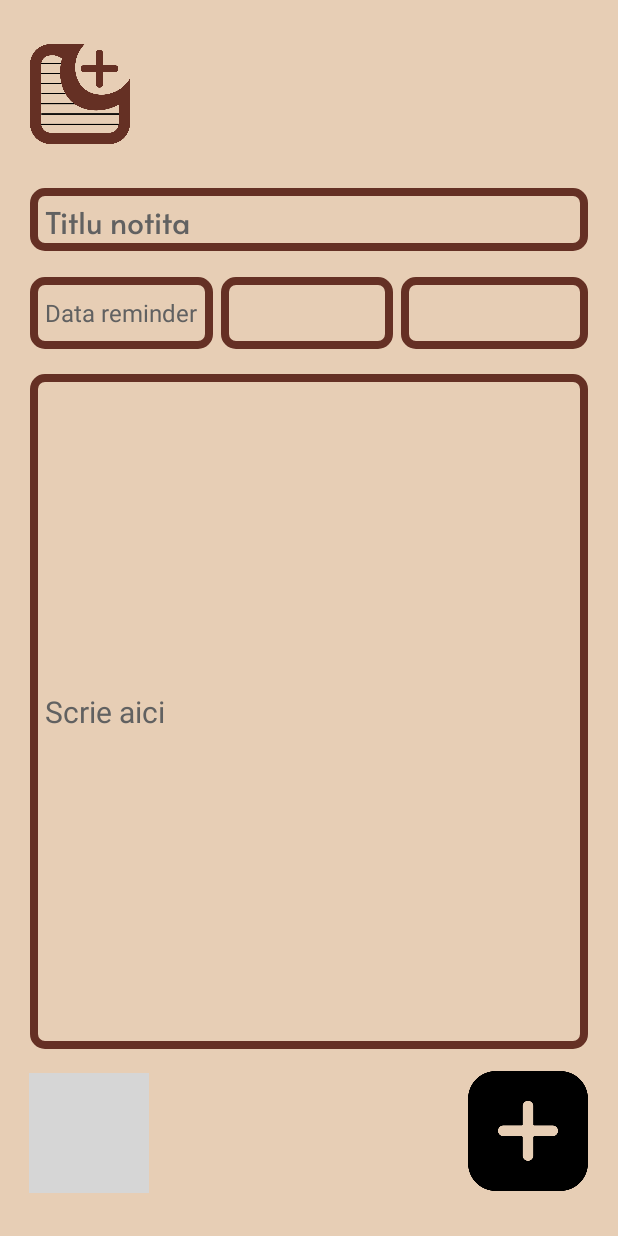
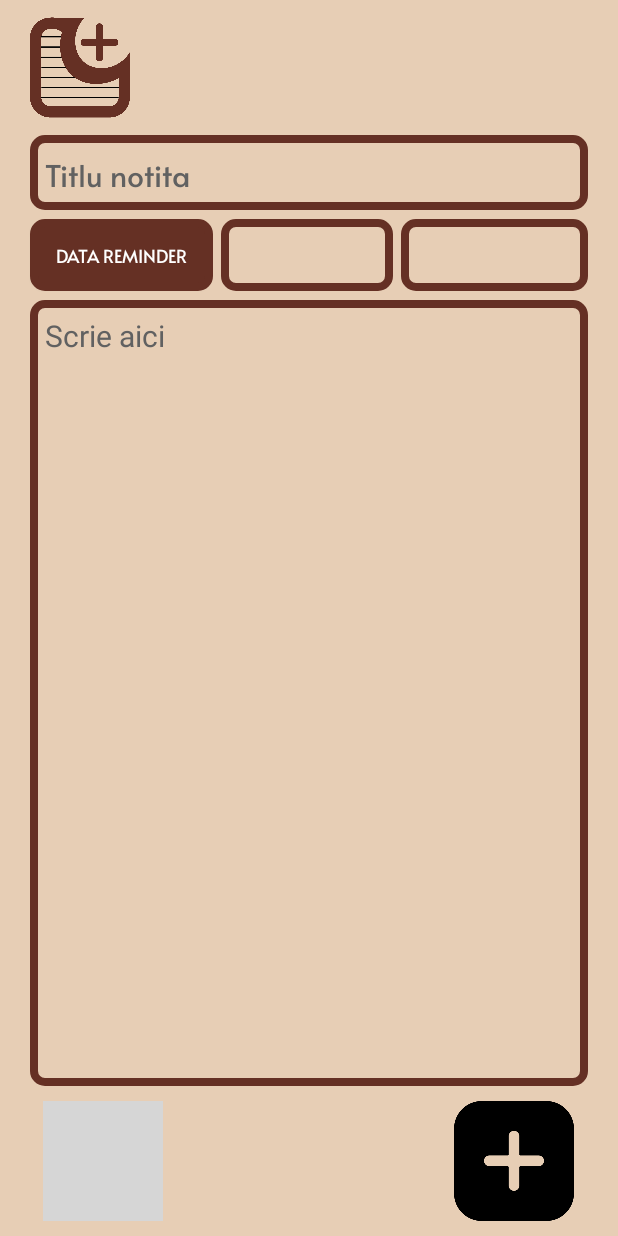
Before and after one commit to Termi25/InfiniNotes---NoteTaking-App, an Android app: the layout view_edit_notita.xml on its own in the app's theme, with its tools: preview values and no code run, on a phone screen of 412 x 824 dp. Run offline under Robolectric (Android 15) with nearby library versions, the light colour scheme and no system bars; grey boxes are pictures that could not be loaded.

Commit message:
Creat activitate adaugare notita si modificat buton pentru adaugare data reminder. De asemenea, s-a implementat creare sectiunii MISC implicita in baza de date daca nu exista deja

```diff
--- a/app/src/main/AndroidManifest.xml
+++ b/app/src/main/AndroidManifest.xml
@@ -21,7 +21,9 @@
             </intent-filter>
         </activity>
         <activity android:name=".main.ActivitateAdaugareGenerala"
-            android:exported="false"></activity>
+            android:exported="false"/>
+        <activity android:name=".main.ActivitateAdaugaNotita"
+            android:exported="false"/>
     </application>
 
 </manifest>
--- a/app/src/main/java/com/ase/aplicatienotite/baze_date/local/dao/SectiuneDao.java
+++ b/app/src/main/java/com/ase/aplicatienotite/baze_date/local/dao/SectiuneDao.java
@@ -20,4 +20,7 @@ public interface SectiuneDao {
 
     @Query("SELECT * FROM sectiuni")
     LiveData<List<Sectiune>> selectToateSectiuni();
+
+    @Query("SELECT * FROM sectiuni WHERE denumireSectiune=:denumire")
+    Sectiune getSectiuneCuDenumire(String denumire);
 }
--- a/app/src/main/java/com/ase/aplicatienotite/baze_date/local/dao/SectiuneNotiteJoinDao.java
+++ b/app/src/main/java/com/ase/aplicatienotite/baze_date/local/dao/SectiuneNotiteJoinDao.java
@@ -1,6 +1,5 @@
 package com.ase.aplicatienotite.baze_date.local.dao;
 
-import androidx.lifecycle.LiveData;
 import androidx.room.Dao;
 import androidx.room.Delete;
 import androidx.room.Insert;
--- a/app/src/main/java/com/ase/aplicatienotite/clase/notite/Notita.java
+++ b/app/src/main/java/com/ase/aplicatienotite/clase/notite/Notita.java
@@ -5,13 +5,12 @@ import androidx.room.PrimaryKey;
 
 import java.io.Serializable;
 
-@Entity(tableName = "notite",foreignKeys = {})
+@Entity(tableName = "notite")
 public class Notita implements Serializable {
     @PrimaryKey(autoGenerate = true)
     private int notitaId;
     private String titlu;
     private String corp;
-
 
     public Notita(String titlu, String corp) {
         this.titlu = titlu;
--- /dev/null
+++ b/app/src/main/res/drawable/btn_selector_skin.xml
@@ -0,0 +1,6 @@
+<?xml version="1.0" encoding="utf-8"?>
+<selector xmlns:android="http://schemas.android.com/apk/res/android"
+    android:exitFadeDuration="@android:integer/config_shortAnimTime">
+    <item android:state_pressed="true" android:drawable="@drawable/border_listviewprincipal"/>
+    <item android:state_pressed="false" android:drawable="@drawable/button_skin"/>
+</selector>
--- /dev/null
+++ b/app/src/main/res/drawable/button_skin.xml
@@ -0,0 +1,10 @@
+<?xml version="1.0" encoding="utf-8"?>
+<shape xmlns:android="http://schemas.android.com/apk/res/android">
+        <solid android:color="@color/brown"></solid>
+        <stroke android:width="5dip" android:color="@color/brown" ></stroke>
+        <corners android:bottomLeftRadius="7dp"
+            android:topLeftRadius="7dp"
+            android:topRightRadius="7dp"
+            android:bottomRightRadius="7dp"
+            ></corners>
+</shape>
--- a/app/src/main/res/layout/view_edit_notita.xml
+++ b/app/src/main/res/layout/view_edit_notita.xml
@@ -4,37 +4,48 @@
     xmlns:tools="http://schemas.android.com/tools"
     android:layout_width="match_parent"
     android:layout_height="match_parent"
-    android:background="@color/beige">
+    android:layout_gravity="start"
+    android:background="@color/beige"
+    android:theme="@style/Button.Brown">
 
     <Spinner
         android:id="@+id/spListaAdaugaNotita"
         android:layout_width="0dp"
         android:layout_height="48dp"
         android:layout_marginStart="125sp"
+        android:layout_marginTop="10sp"
         android:layout_marginEnd="20sp"
+        android:layout_marginBottom="10sp"
         android:background="@drawable/border_listviewprincipal"
         android:padding="5dp"
         app:layout_constraintBottom_toTopOf="@+id/textView2"
         app:layout_constraintEnd_toEndOf="parent"
         app:layout_constraintHorizontal_bias="0.0"
-        app:layout_constraintStart_toEndOf="@+id/etdReminderAdaugaNotita"
+        app:layout_constraintStart_toEndOf="@+id/btnReminderAdaugaNotita"
         app:layout_constraintTop_toBottomOf="@+id/tvNumeAdaugaNotita" />
 
-    <EditText
-        android:id="@+id/etdReminderAdaugaNotita"
+    <Button
+        android:id="@+id/btnReminderAdaugaNotita"
         android:layout_width="0dp"
         android:layout_height="48dp"
         android:layout_marginStart="20sp"
+        android:layout_marginTop="10sp"
         android:layout_marginEnd="270sp"
-        android:background="@drawable/border_listviewprincipal"
+        android:layout_marginBottom="10sp"
+        android:background="@drawable/btn_selector_skin"
         android:ems="10"
-        android:hint="@string/data_reminder"
-        android:inputType="date"
+        android:fontFamily="@font/alata"
+        android:gravity="center"
         android:padding="5sp"
         android:paddingStart="10sp"
         android:paddingEnd="10sp"
+        android:text="@string/btn_data_reminder"
+        android:textColor="@color/white"
+        android:textColorHighlight="@color/brown"
         android:textColorHint="@color/grey"
-        android:textSize="16sp"
+        android:textColorLink="@color/brown"
+        android:textSize="12sp"
+        android:theme="@style/Button.Brown"
         app:layout_constraintBottom_toTopOf="@+id/textView2"
         app:layout_constraintEnd_toEndOf="parent"
         app:layout_constraintHorizontal_bias="0.809"
@@ -46,21 +57,25 @@
         android:layout_width="0dp"
         android:layout_height="48dp"
         android:layout_marginStart="5sp"
+        android:layout_marginTop="10sp"
         android:layout_marginEnd="5sp"
+        android:layout_marginBottom="10sp"
         android:background="@drawable/border_listviewprincipal"
         android:padding="5sp"
         app:layout_constraintBottom_toTopOf="@+id/textView2"
         app:layout_constraintEnd_toStartOf="@+id/spListaAdaugaNotita"
         app:layout_constraintHorizontal_bias="0.503"
-        app:layout_constraintStart_toEndOf="@+id/etdReminderAdaugaNotita"
+        app:layout_constraintStart_toEndOf="@+id/btnReminderAdaugaNotita"
         app:layout_constraintTop_toBottomOf="@+id/tvNumeAdaugaNotita" />
 
     <EditText
         android:id="@+id/tvNumeAdaugaNotita"
-        android:layout_width="0dp"
-        android:layout_height="wrap_content"
+        android:layout_width="372dp"
+        android:layout_height="0dp"
         android:layout_marginStart="20sp"
+        android:layout_marginTop="90sp"
         android:layout_marginEnd="20sp"
+        android:layout_marginBottom="60sp"
         android:background="@drawable/border_listviewprincipal"
         android:fontFamily="@font/alata"
         android:hint="@string/titlu_notita"
@@ -79,10 +94,13 @@
     <EditText
         android:id="@+id/textView2"
         android:layout_width="0dp"
-        android:layout_height="450dp"
+        android:layout_height="0dp"
         android:layout_marginStart="20sp"
+        android:layout_marginTop="200sp"
         android:layout_marginEnd="20sp"
+        android:layout_marginBottom="100sp"
         android:background="@drawable/border_listviewprincipal"
+        android:gravity="start"
         android:hint="@string/scrie_aici"
         android:padding="10sp"
         android:textColorHint="@color/grey"
@@ -102,6 +120,7 @@
         android:layout_marginEnd="325sp"
         android:layout_marginBottom="10sp"
         android:background="#00FFFFFF"
+        android:contentDescription="Logo aplicatie"
         android:scaleType="fitCenter"
         app:layout_constraintBottom_toTopOf="@+id/tvNumeAdaugaNotita"
         app:layout_constraintEnd_toEndOf="parent"
@@ -114,7 +133,9 @@
         android:id="@+id/btnAdaugaNotitaFinal"
         android:layout_width="80sp"
         android:layout_height="80sp"
+        android:layout_margin="10sp"
         android:background="#00FFFFFF"
+        android:contentDescription="buton adaugare notita"
         android:scaleType="fitCenter"
         app:layout_constraintBottom_toBottomOf="parent"
         app:layout_constraintEnd_toEndOf="parent"
@@ -128,7 +149,9 @@
         android:id="@+id/btnAnulareNotita"
         android:layout_width="80dp"
         android:layout_height="80dp"
+        android:layout_margin="10sp"
         android:background="#00FFFFFF"
+        android:contentDescription="buton anulare Adaugare button"
         android:scaleType="fitCenter"
         app:layout_constraintBottom_toBottomOf="parent"
         app:layout_constraintEnd_toEndOf="parent"
--- a/app/src/main/res/values-night/themes.xml
+++ b/app/src/main/res/values-night/themes.xml
@@ -1,6 +1,6 @@
 <resources xmlns:tools="http://schemas.android.com/tools">
     <!-- Base application theme. -->
-    <style name="Base.Theme.AplicatieNotite" parent="Theme.Material3.DayNight.NoActionBar">
+    <style name="Base.Theme.AplicatieNotite" parent="Theme.Design.Light.NoActionBar">
         <!-- Customize your dark theme here. -->
         <!-- <item name="colorPrimary">@color/my_dark_primary</item> -->
     </style>
--- a/app/src/main/res/values/strings.xml
+++ b/app/src/main/res/values/strings.xml
@@ -13,4 +13,5 @@
     <string name="data_reminder">Data reminder</string>
     <string name="titlu_notita">Titlu notita</string>
     <string name="no_save_sectiunea">Nu s-a salvat sectiunea</string>
+    <string name="btn_data_reminder">Data reminder</string>
 </resources>
--- a/app/src/main/res/values/themes.xml
+++ b/app/src/main/res/values/themes.xml
@@ -1,9 +1,13 @@
 <resources xmlns:tools="http://schemas.android.com/tools">
     <!-- Base application theme. -->
-    <style name="Base.Theme.AplicatieNotite" parent="Theme.Material3.DayNight.NoActionBar">
+    <style name="Base.Theme.AplicatieNotite" parent="Theme.Design.Light.NoActionBar">
         <!-- Customize your light theme here. -->
         <!-- <item name="colorPrimary">@color/my_light_primary</item> -->
     </style>
 
     <style name="Theme.AplicatieNotite" parent="Base.Theme.AplicatieNotite" />
+
+    <style name="Button.Brown" parent="ThemeOverlay.AppCompat">
+        <item name="colorAccent">@color/brown</item>
+    </style>
 </resources>
```
Also changed, not shown: app/src/main/java/com/ase/aplicatienotite/main/ActivitateAdaugaNotita.java (added, +26 -0 lines), app/src/main/java/com/ase/aplicatienotite/main/ActivitateAdaugareGenerala.java (+30 -3 lines), app/src/main/java/com/ase/aplicatienotite/main/ActivitatePrincipala.java (+15 -14 lines).
